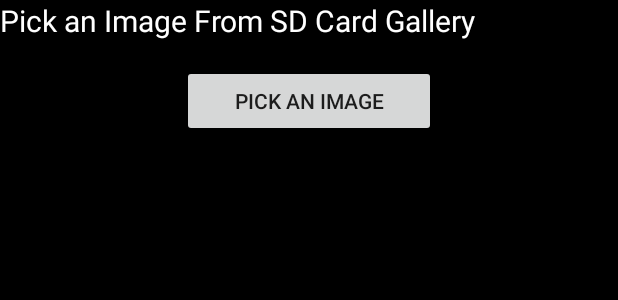
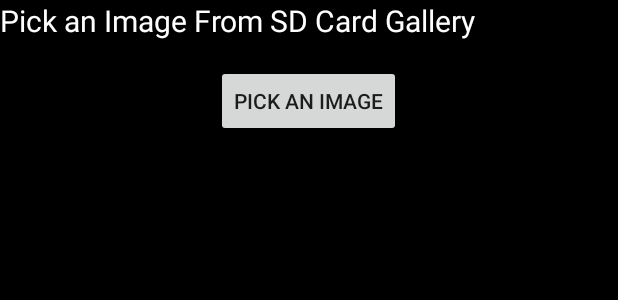
Before and after one commit to maslhiro/EditImage_Android, an Android app: the layout activity_main.xml on its own in the app's theme, with its tools: preview values and no code run, on a phone screen of 412 x 824 dp. Shown: the top 300 px of the screen. Run offline under Robolectric (Android 15) with nearby library versions, the phone set to English and light mode, and no system bars.

```diff
--- a/app/src/main/res/layout/activity_main.xml
+++ b/app/src/main/res/layout/activity_main.xml
@@ -14,18 +14,9 @@
         android:textColor="@android:color/background_light"
         android:textSize="20sp" />
 
-    <ScrollView
-        android:layout_width="match_parent"
-        android:layout_height="match_parent">
-
-        <LinearLayout
-            android:layout_width="match_parent"
-            android:layout_height="match_parent"
-            android:orientation="vertical">
-
     <ImageView
         android:id="@+id/imgHinh"
-                android:layout_width="wrap_content"
+        android:layout_width="match_parent"
         android:layout_height="wrap_content"
         android:layout_gravity="bottom|center"
         android:adjustViewBounds="true"
@@ -34,14 +25,12 @@
 
     <Button
         android:id="@+id/btnChon"
-                android:layout_width="169dp"
+        android:layout_width="wrap_content"
         android:layout_height="wrap_content"
         android:layout_gravity="center"
         android:layout_marginBottom="16dp"
         android:layout_marginTop="16dp"
         android:text="Pick an Image" />
-        </LinearLayout>
-    </ScrollView>
 
 
 </LinearLayout>
```
Also changed, not shown: app/src/main/java/uit/nhutvinh/docfileanhtrendienthoai/MainActivity.java (+27 -72 lines), app/src/main/java/uit/nhutvinh/model/TakePicture.java (added, +86 -0 lines). Lines whose indentation alone changed are shown as unchanged.
